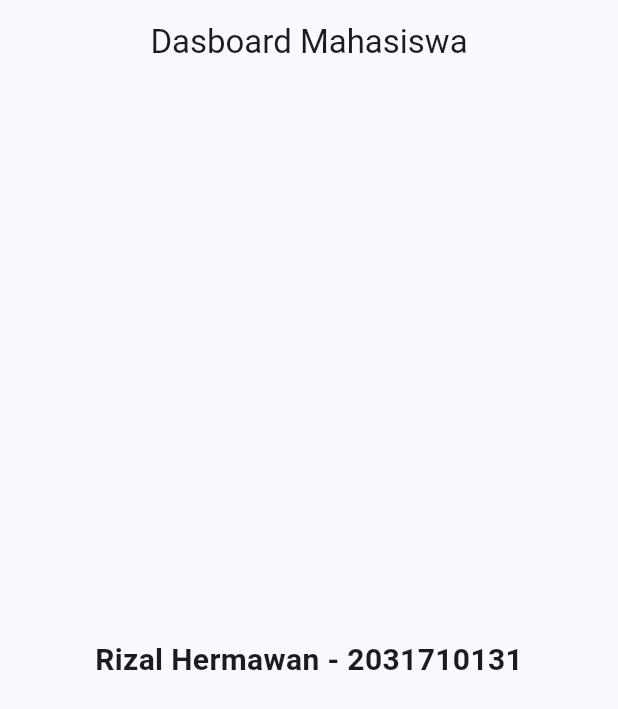
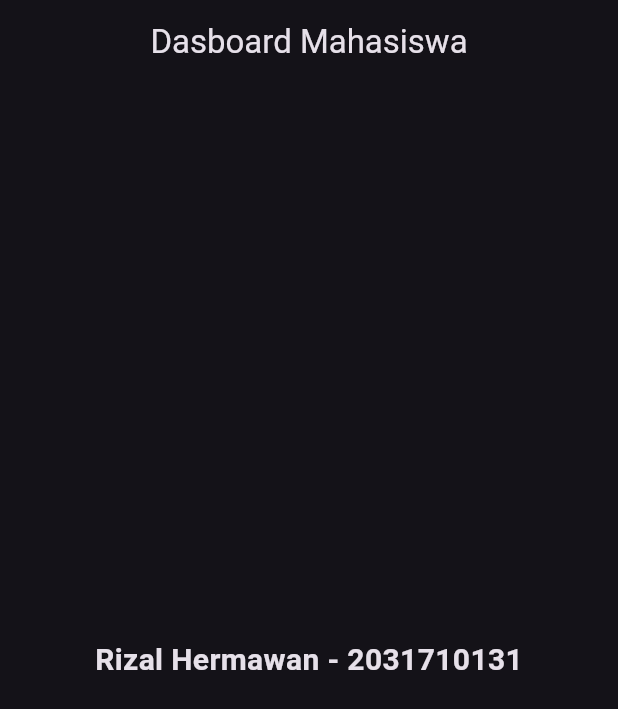
Before and after one commit to RizlH/Meet4Dart-MaterialApp-, a Flutter app: the screen it shows after launch, on a phone screen of 412 x 824 dp. Shown: the top 709 px of the screen. Run offline on Flutter 3.47's test engine with Material 3 defaults, Android fonts, the phone set to English and light mode, and no system bars.

Commit message:
Latihan 4

```diff
--- a/materialapp/lib/main.dart
+++ b/materialapp/lib/main.dart
@@ -13,10 +13,7 @@ class MyApp extends StatelessWidget {
       debugShowCheckedModeBanner: false,
       title: 'Aplikasi Mahasiswa', // Latihan 1 Ubah title aplikasi
       home: MyHome(),
-      theme: ThemeData(
-        useMaterial3: true,
-        colorScheme: ColorScheme.fromSeed(seedColor: const Color.fromARGB(255, 17, 0, 255)) // Latihan 2 Ganti seedColor
-      ),
+      theme: ThemeData.dark(useMaterial3: true), // Latihan 4 Ubah tema menjadi dark
     );
   }
 }
```
